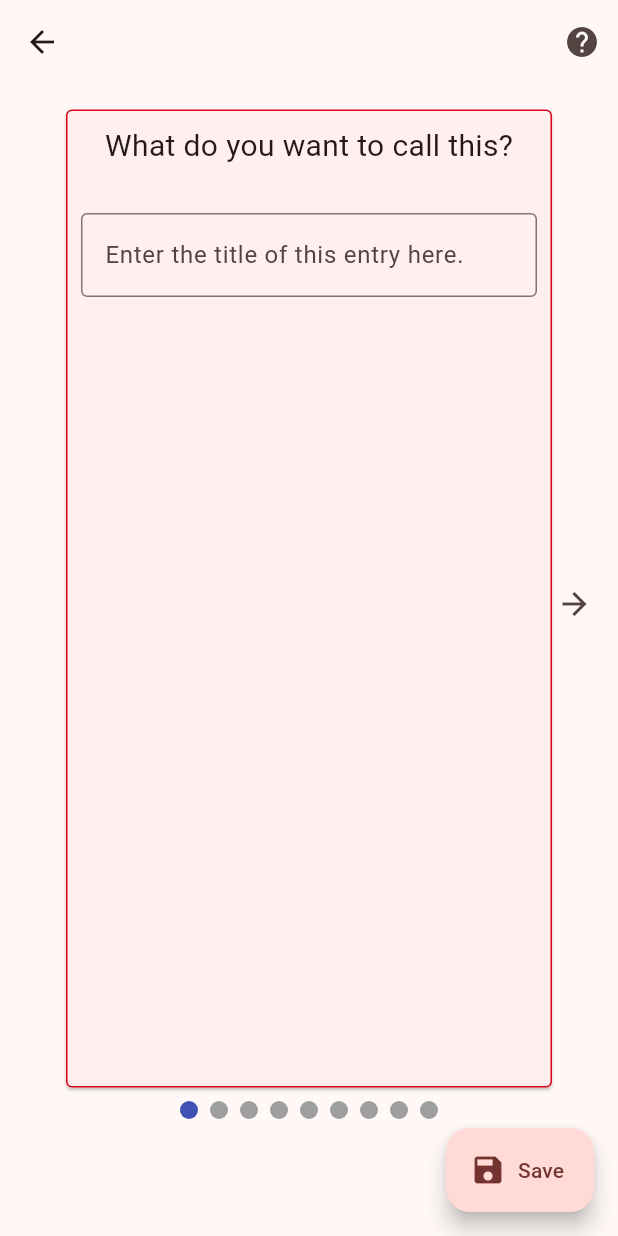
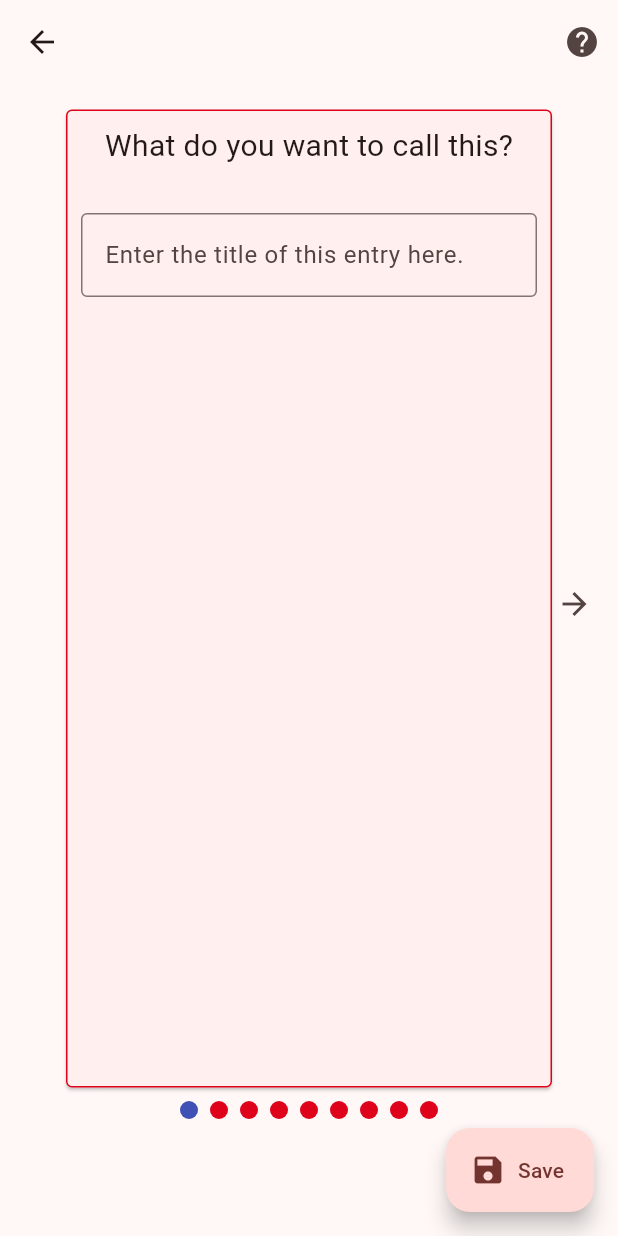
Before and after one commit to gosooners345/ADHD_Journal_Flutter, a Flutter app: the NewComposeRecordsWidget screen opened directly with empty values, on a phone screen of 412 x 824 dp. Run offline on Flutter 3.47's test engine with Material 2 defaults, Android fonts, the phone set to English and light mode, and no system bars; drawn by our look-alikes of smooth_page_indicator; our stand-ins replace awesome_notifications, connectivity_plus, firebase_core, flutter_colorpicker, google_sign_in, googleapis_auth and 4 more; missing offline and left inert: encrypted_shared_preferences, flutter_email_sender, googleapis, launch_review, pointycastle; accounts and stored records are empty.

Commit message:
Fixed bug where the color indicator wasn't matching the theme color

```diff
--- a/lib/records_compose_components/new_compose_records_screen.dart
+++ b/lib/records_compose_components/new_compose_records_screen.dart
@@ -547,7 +547,8 @@ onPageChanged: (page){
                   child:
                   SmoothPageIndicator(controller: _pageController,
                     count: pageCount,
-                    effect: const WormEffect(dotHeight: 12, dotWidth: 12),
+                    effect:  WormEffect(dotHeight: 12, dotWidth: 12, dotColor:Color(swapper.isColorSeed),),
+
                     onDotClicked: (value) {
                       setState(() {
                         currentPage = value.toDouble();
--- a/lib/ui_components/record_view_card_class.dart
+++ b/lib/ui_components/record_view_card_class.dart
@@ -30,7 +30,6 @@ class _RecordCardViewWidget extends State<RecordCardViewWidget> {
               tilePadding:
                   const EdgeInsets.only(left: 0, right: 0, top: 2, bottom: 0),
               expandedAlignment: Alignment.topLeft,
-
               title: Column(
                 children: [
                   Row(
```
Also changed, not shown: pubspec.lock.
